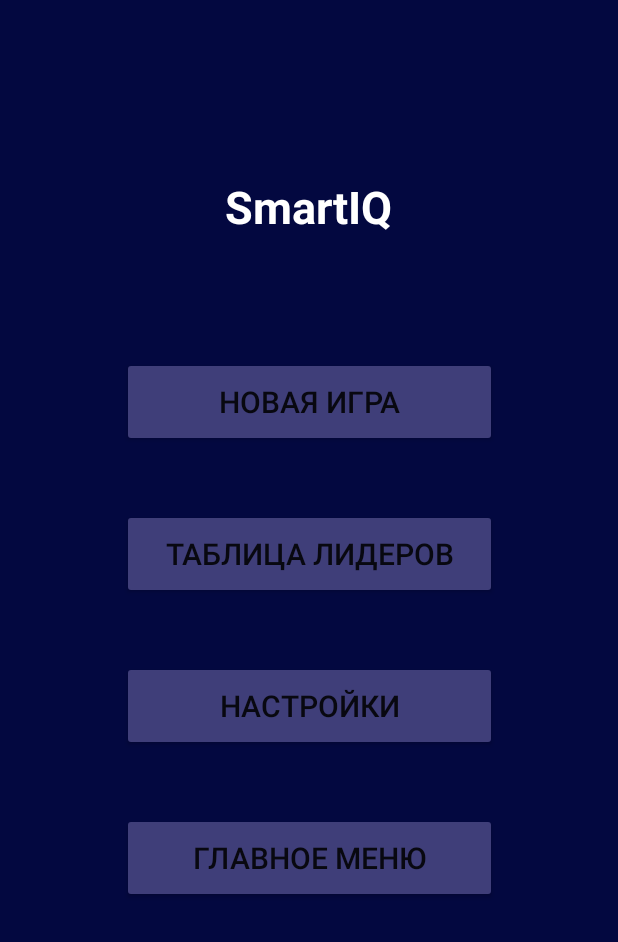
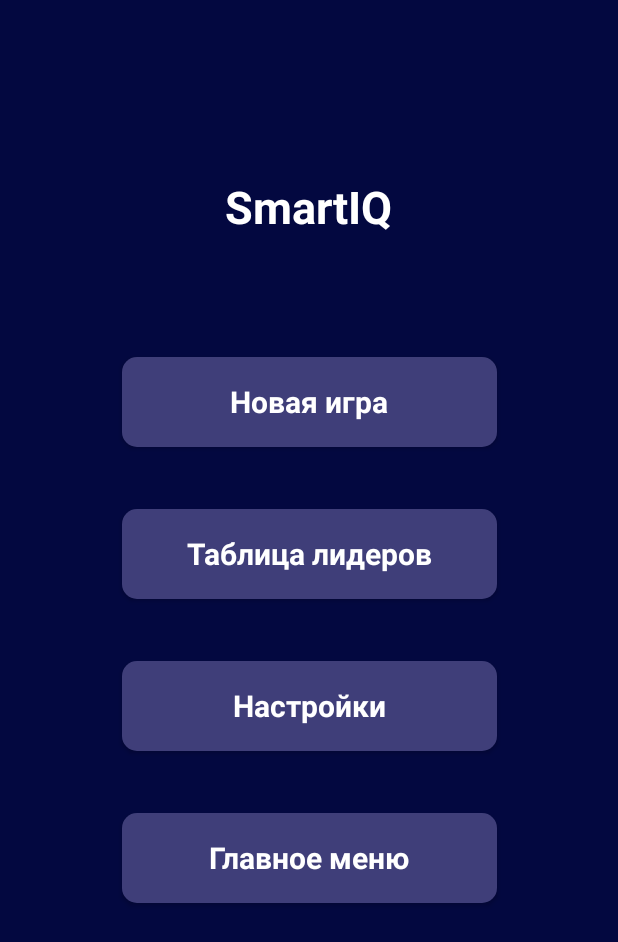
Before and after one commit to VangolaXXI/Init_applications, an Android app: the SmartIQ screen opened directly, with no data from a screen before it, on a phone screen of 412 x 824 dp. Shown: the top 942 px of the screen. Run offline under Robolectric (Android 15) with nearby library versions, the phone set to English and light mode, and no system bars.

Commit message:
Настройка стилей

```diff
--- a/app/src/main/java/com/example/init/TwoActivity.java
+++ b/app/src/main/java/com/example/init/TwoActivity.java
@@ -1,5 +1,9 @@
 package com.example.init;
+import android.content.Intent;
 import android.os.Bundle;
+import android.view.View;
+import android.widget.Button;
+
 import androidx.appcompat.app.AppCompatActivity;
 
 public class TwoActivity extends AppCompatActivity {
@@ -10,6 +14,15 @@ public class TwoActivity extends AppCompatActivity {
         super.onCreate(savedInstanceState);
         setContentView(R.layout.activity_two);
 
+        Button loginButton = findViewById(R.id.loginButton1);
+        loginButton.setOnClickListener(new View.OnClickListener() {
+            @Override
+            public void onClick(View v) {
+                // Обработчик нажатия на кнопку
+                Intent intent = new Intent(TwoActivity.this, SmartIQ.class);
+                startActivity(intent);
+            }
+        });
     }
 
 
--- /dev/null
+++ b/app/src/main/res/drawable/animated_button.xml
@@ -0,0 +1,8 @@
+<ripple xmlns:android="http://schemas.android.com/apk/res/android"
+    android:color="#CCCCCC"> <!-- Задаем белый цвет ripple effect -->
+    <item android:id="@android:id/mask">
+        <shape android:shape="rectangle">
+            <solid android:color="@android:color/white" />
+        </shape>
+    </item>
+</ripple>
--- a/app/src/main/res/layout/activity_main.xml
+++ b/app/src/main/res/layout/activity_main.xml
@@ -21,10 +21,11 @@
 
 
     <Button
+        style="@style/ButtonStyle"
         android:id="@+id/loginButton"
         android:layout_width="209dp"
         android:layout_height="48dp"
-        android:text="Войти"
+        android:text="@string/login"
         android:textColor="#FFFFFF"
         app:layout_constraintTop_toBottomOf="@+id/finish_text"
         app:layout_constraintStart_toStartOf="parent"
@@ -32,6 +33,7 @@
         android:layout_marginTop="150dp"
         android:elevation="50dp"
         android:background="@drawable/button_style"
+        android:foreground="@drawable/animated_button"
         android:onClick="onLoginButtonClick"
 
         />
--- a/app/src/main/res/layout/activity_smart_iq.xml
+++ b/app/src/main/res/layout/activity_smart_iq.xml
@@ -11,7 +11,7 @@
         android:id="@+id/tv_smart"
         android:layout_width="wrap_content"
         android:layout_height="wrap_content"
-        android:text="SmartIQ"
+        android:text="@string/SmartIQ"
         android:textColor="@color/white"
         android:textStyle="bold"
         app:layout_constraintBottom_toBottomOf="parent"
@@ -23,50 +23,53 @@
         />
 
     <Button
+        style="@style/ButtonStyle"
         android:id="@+id/bt_new"
         android:layout_width="250dp"
         android:layout_height="60dp"
         android:layout_marginTop="80dp"
-        android:backgroundTint="#3F3E79"
-        android:text="Новая игра"
-        android:textSize="20dp"
-        android:elevation="50dp"
+        android:background="@drawable/button_style"
+        android:foreground="@drawable/animated_button"
+        android:text="@string/New_game"
         app:layout_constraintEnd_toEndOf="parent"
         app:layout_constraintStart_toStartOf="parent"
         app:layout_constraintTop_toBottomOf="@+id/tv_smart" />
 
     <Button
+        style="@style/ButtonStyle"
         android:id="@+id/bt_tb"
         android:layout_width="250dp"
         android:layout_height="60dp"
         android:layout_marginTop="41dp"
-        android:backgroundTint="#3F3E79"
-        android:text="Таблица лидеров"
-        android:textSize="20dp"
+        android:background="@drawable/button_style"
+        android:foreground="@drawable/animated_button"
+        android:text="@string/Leaderboard"
         app:layout_constraintEnd_toEndOf="parent"
         app:layout_constraintStart_toStartOf="parent"
         app:layout_constraintTop_toBottomOf="@id/bt_new"  />
 
     <Button
+        style="@style/ButtonStyle"
         android:id="@+id/bt_st"
         android:layout_width="250dp"
         android:layout_height="60dp"
         android:layout_marginTop="41dp"
-        android:backgroundTint="#3F3E79"
-        android:text="Настройки"
-        android:textSize="20dp"
+        android:background="@drawable/button_style"
+        android:foreground="@drawable/animated_button"
+        android:text="@string/settings"
         app:layout_constraintEnd_toEndOf="parent"
         app:layout_constraintStart_toStartOf="parent"
         app:layout_constraintTop_toBottomOf="@id/bt_tb"  />
 
     <Button
+        style="@style/ButtonStyle"
         android:id="@+id/bt_main"
         android:layout_width="250dp"
         android:layout_height="60dp"
         android:layout_marginTop="41dp"
-        android:backgroundTint="#3F3E79"
-        android:text="Главное меню"
-        android:textSize="20dp"
+        android:background="@drawable/button_style"
+        android:foreground="@drawable/animated_button"
+        android:text="@string/Main_menu"
         app:layout_constraintEnd_toEndOf="parent"
         app:layout_constraintStart_toStartOf="parent"
         app:layout_constraintTop_toBottomOf="@id/bt_st"  />
--- a/app/src/main/res/layout/activity_two.xml
+++ b/app/src/main/res/layout/activity_two.xml
@@ -45,7 +45,7 @@
         android:layout_marginTop="60dp"
         android:drawableLeft="@drawable/login_icon"
         android:drawablePadding="8dp"
-        android:hint="Пользваетель"
+        android:hint="@string/User"
         android:maxLength="10"
         android:textSize="20dp"
         android:backgroundTint="#FFFFFF"
@@ -65,7 +65,7 @@
         app:layout_constraintTop_toBottomOf="@+id/editText_1"
         android:drawableLeft="@drawable/password_icon"
         android:drawablePadding="8dp"
-        android:hint="Пароль"
+        android:hint="@string/Password"
         android:maxLength="10"
         android:textSize="20dp"
         android:backgroundTint="#FFFFFF"
@@ -79,12 +79,13 @@
         android:id="@+id/loginButton1"
         android:layout_width="200dp"
         android:layout_height="48dp"
-        android:text="Войти"
+        android:text="@string/login"
         android:textColor="#FFF"
         app:layout_constraintStart_toStartOf="parent"
         app:layout_constraintEnd_toEndOf="parent"
         app:layout_constraintTop_toBottomOf="@+id/editText_2"
         android:background="@drawable/button_style"
+        android:foreground="@drawable/animated_button"
         android:layout_marginTop="30dp"
 
         />
--- a/app/src/main/res/values/strings.xml
+++ b/app/src/main/res/values/strings.xml
@@ -1,3 +1,13 @@
 <resources>
     <string name="app_name">INIT</string>
+    <string name="SmartIQ">SmartIQ</string>
+    <string name="New_game">Новая игра</string>
+    <string name="Leaderboard">Таблица лидеров</string>
+    <string name="settings">Настройки</string>
+    <string name="Main_menu">Главное меню</string>
+    <string name="login">Войти</string>
+    <string name="Password">Пароль</string>
+    <string name="User">Пользователь</string>
+<!--    <string name=""></string>-->
+
 </resources>
--- a/app/src/main/res/values/themes.xml
+++ b/app/src/main/res/values/themes.xml
@@ -5,6 +5,15 @@
         <!-- Customize your light theme here. -->
         <!-- <item name="colorPrimary">@color/my_light_primary</item> -->
     </style>
+    <style name="ButtonStyle" parent="@android:style/Widget.Button">
+        <item name="android:layout_width">fill_parent</item>
+        <item name="android:textColor">#FFFFFF</item>
+        <item name="android:textStyle">bold</item>
+        <item name="android:background">#3F3E79</item>
+        <item name="android:radius">10dp</item>
+        <item name="android:gravity">center</item>
+        <item name="android:textSize">20dp</item>
+    </style>
 
     <style name="Theme.INIT" parent="Base.Theme.INIT" />
 </resources>
```
